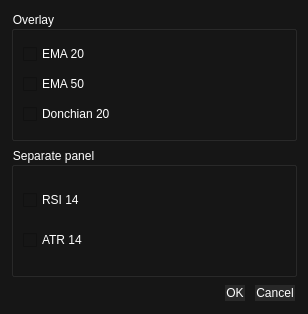
Old version of the form src/ui/indicatordialog.ui in the repository BortonGo/TradeSoft.
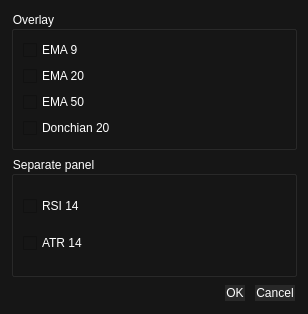
New version of the form.

The edit to the form file:
```diff
--- a/src/ui/indicatordialog.ui
+++ b/src/ui/indicatordialog.ui
@@ -52,6 +52,18 @@
       <string>Overlay</string>
      </property>
      <layout class="QVBoxLayout" name="verticalLayout_3">
+      <item>
+       <widget class="QCheckBox" name="chkEma9">
+        <property name="font">
+         <font>
+          <pointsize>9</pointsize>
+         </font>
+        </property>
+        <property name="text">
+         <string>EMA 9</string>
+        </property>
+       </widget>
+      </item>
       <item>
        <widget class="QCheckBox" name="chkEma20">
         <property name="font">
```
